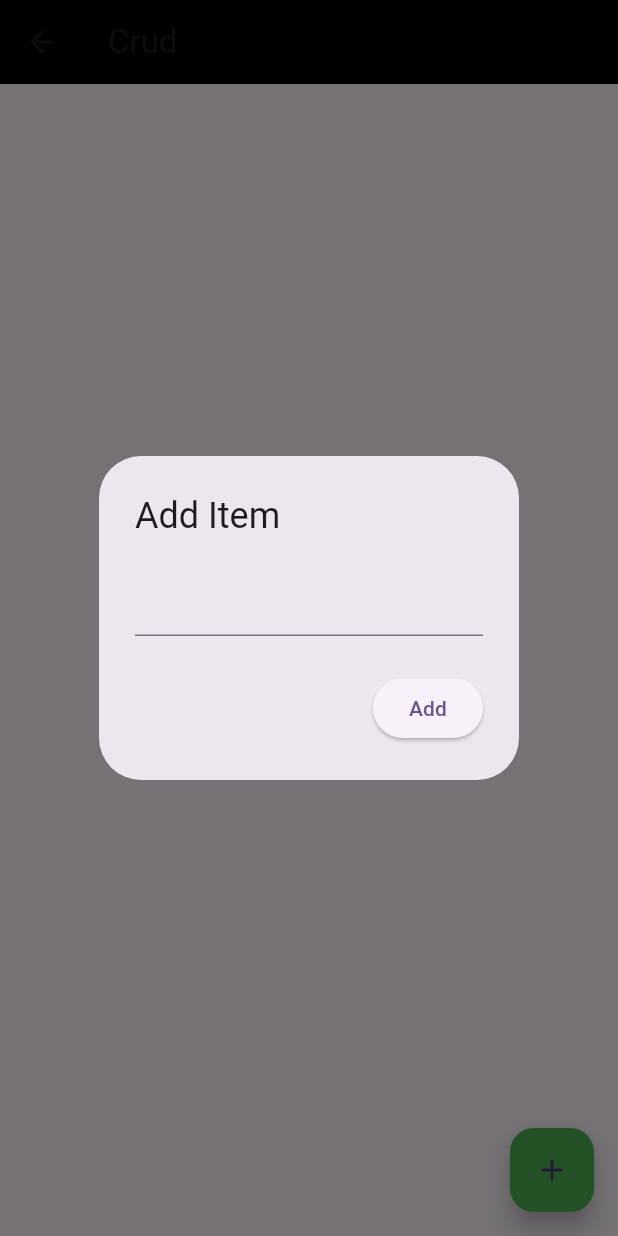
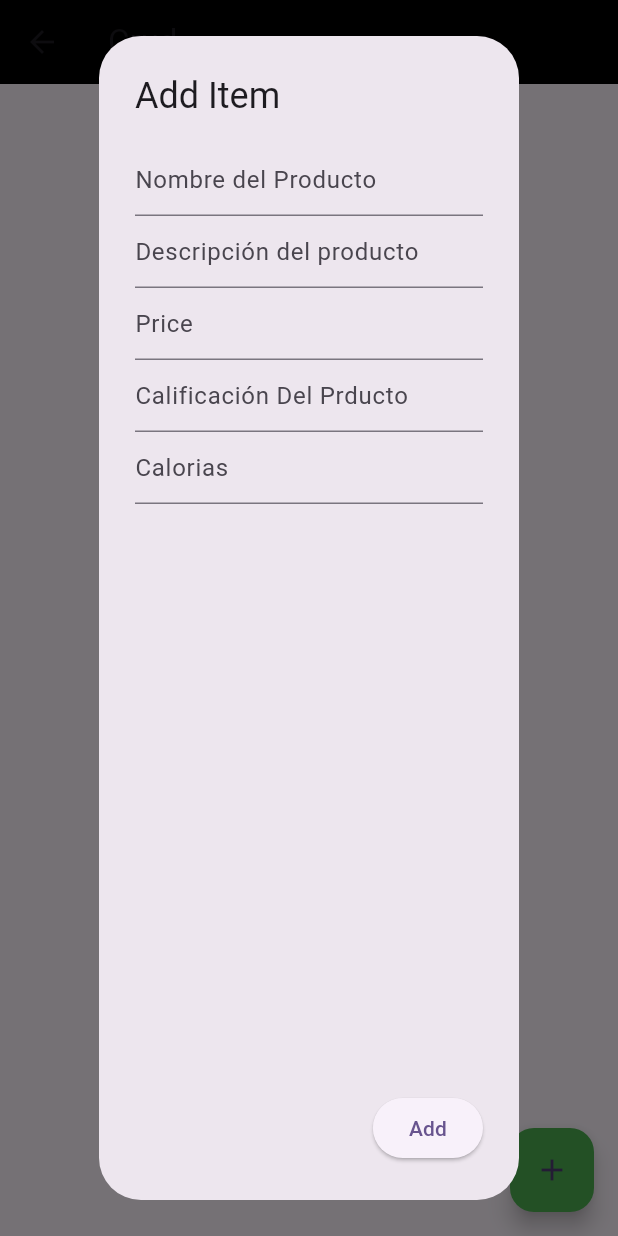
Before and after one commit to RobertoCRIH/flutter-tienda, a Flutter app: the ProductPageList screen opened directly with empty values, after a tap on the "add" icon, on a phone screen of 412 x 824 dp. Run offline on Flutter 3.47's test engine with Material 3 defaults, Android fonts, the phone set to English and light mode, and no system bars; our stand-ins replace hive, hive_flutter; missing offline and left inert: dart:ffi; accounts and stored records are empty.

Commit message:
crud ui finished
en esta ya funciona el crud

```diff
--- a/flutter_application_store/lib/crud.dart
+++ b/flutter_application_store/lib/crud.dart
@@ -9,7 +9,7 @@ class ProductList{
   @HiveField(0)
   final String title;
   @HiveField(1,defaultValue: false)
-  late final bool inCart;
+  bool inCart;
   @HiveField(2,defaultValue: 50)
   final int price;
   @HiveField(3,defaultValue: 0)
--- a/flutter_application_store/lib/crudUI.dart
+++ b/flutter_application_store/lib/crudUI.dart
@@ -41,6 +41,10 @@ class ProductPageList extends StatefulWidget{
 class _ProductPageListState extends State<ProductPageList>{
   final CrudService _crudService = CrudService();
   final TextEditingController _controller = TextEditingController();
+  final TextEditingController _controller_desc = TextEditingController();
+  final TextEditingController _controller_price = TextEditingController();
+  final TextEditingController _controller_ranking = TextEditingController();
+  final TextEditingController _controller_cal = TextEditingController();
 
   @override
   Widget build(BuildContext context){
@@ -58,6 +62,12 @@ class _ProductPageListState extends State<ProductPageList>{
               var prod = box.getAt(index);
               return ListTile(
                 title: Text(prod!.title),
+                subtitle: Column(children: [
+                  Text(prod.desc),
+                  Text("\$"+prod.price.toString()),
+                  Text("RANKING: "+prod.ranking.toString()),
+                  Text('Calorias: '+prod.calories)
+                ]),
                 leading: Checkbox(
                   value: prod.inCart,
                   onChanged: (val){
@@ -82,15 +92,38 @@ class _ProductPageListState extends State<ProductPageList>{
           builder: (context){
             return AlertDialog(
               title: Text('Add Item'),
-              content: TextField(
-                controller: _controller,
-              ),
+              content:
+              Column(children: [
+                TextField(
+                  decoration: InputDecoration(hintText: 'Nombre del Producto'),
+                  controller: _controller,
+                ),
+                TextField(
+                  decoration: InputDecoration(hintText: 'Descripción del producto'),
+                  controller: _controller_desc,
+                ),
+                TextField(
+                  decoration: InputDecoration(hintText: 'Price'),
+                  keyboardType: TextInputType.number,
+                  controller: _controller_price,
+                ),
+                TextField(
+                  decoration: InputDecoration(hintText: 'Calificación Del Prducto'),
+                  controller: _controller_ranking,
+                  keyboardType: TextInputType.number,
+                ),
+                TextField(
+                  decoration: InputDecoration(hintText: 'Calorias'),
+                  controller: _controller_cal,
+                )
+              ],),
+
               actions: [
                 ElevatedButton(
                   child: Text('Add'),
                   onPressed: (){
                     if(_controller.text.isNotEmpty){
-                      var prod = ProductList(_controller.text, false, 500, 5, 'This is a product', '300');
+                      var prod = ProductList(_controller.text, false, int.parse(_controller_price.text), int.parse(_controller_ranking.text), _controller_desc.text, _controller_cal.text);
                       _crudService.addItem(prod);
                       _controller.clear();
                       Navigator.pop(context);
```
